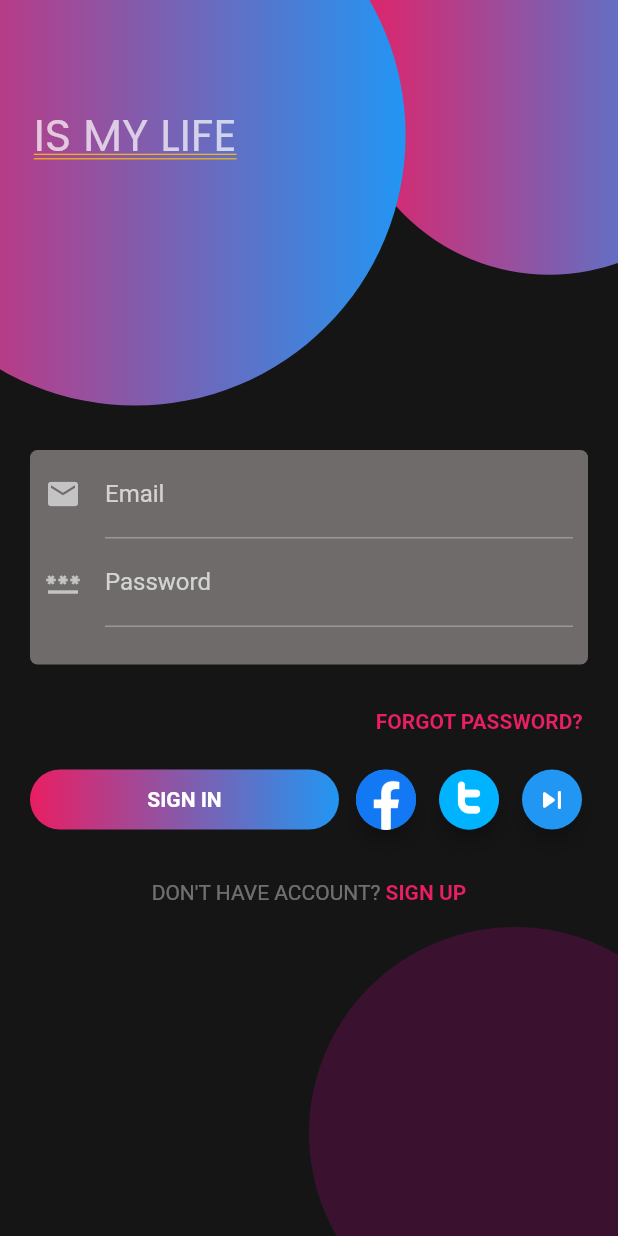
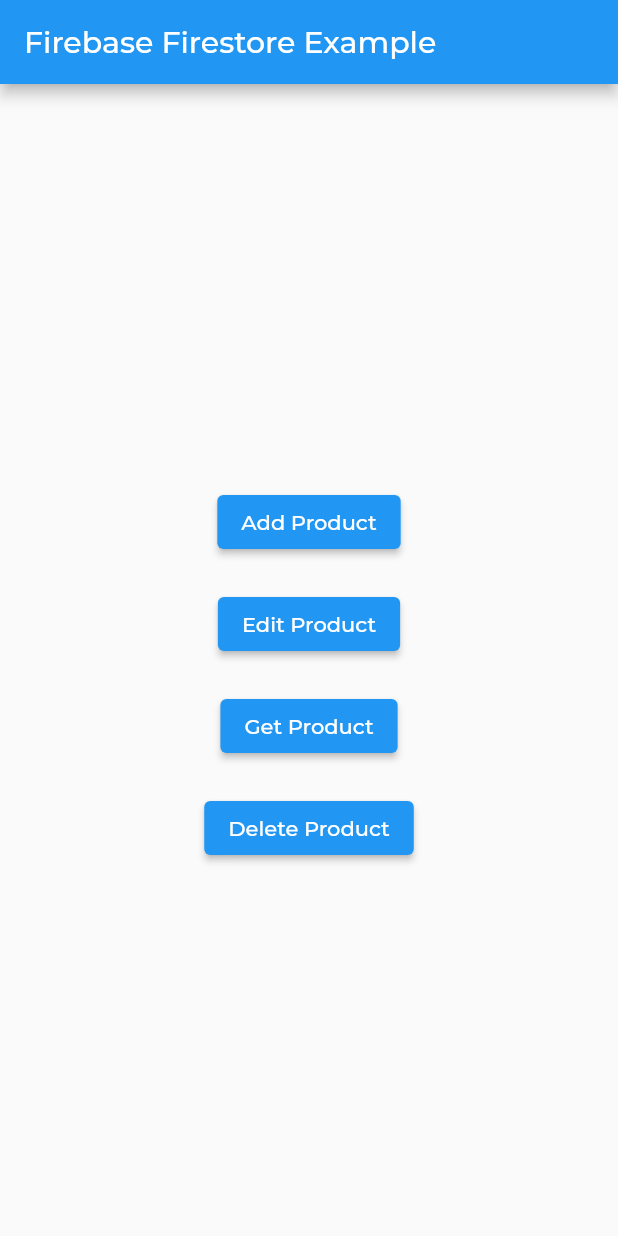
Before and after one commit to andika-andriana/flutter-fundamental, a Flutter app: the screen it shows after launch, on a phone screen of 412 x 824 dp. Run offline on Flutter 3.47's test engine with Material 2 defaults, Android fonts, the phone set to English and light mode, and no system bars; our stand-ins replace audioplayers, bloc, cloud_firestore, equatable, firebase_auth, firebase_core and 12 more; missing offline and left inert: division, qrscan; accounts and stored records are empty; generated files the repository leaves out were written again.

Commit message:
+ CRUD Firestore

```diff
--- a/lib/main.dart
+++ b/lib/main.dart
@@ -1,10 +1,9 @@
-import 'package:firebase_auth/firebase_auth.dart';
+import 'dart:async';
+
 import 'package:flutter/material.dart';
-import 'package:flutter_application_1/pages/login_page.dart';
-import 'package:flutter_application_1/pages/main_page.dart';
-import 'package:flutter_application_1/services/firebase_auth_services.dart';
-import 'package:provider/provider.dart';
 import 'package:firebase_core/firebase_core.dart';
+import 'package:flutter_application_1/services/firebase_firestore_services.dart';
+import 'package:google_fonts/google_fonts.dart';
 
 void main() async {
   WidgetsFlutterBinding.ensureInitialized();
@@ -17,31 +16,146 @@ class MyApp extends StatelessWidget {
 
   @override
   Widget build(BuildContext context) {
-    return const FirebaseAuthAnonymousExample();
+    return MaterialApp(
+      theme: ThemeData(textTheme: GoogleFonts.montserratTextTheme()),
+      home: const FirebaseFirestoreExample(),
+    );
   }
 }
 
-class FirebaseAuthAnonymousExample extends StatelessWidget {
-  const FirebaseAuthAnonymousExample({super.key});
+class FirebaseFirestoreExample extends StatefulWidget {
+  const FirebaseFirestoreExample({super.key});
+
+  @override
+  State<FirebaseFirestoreExample> createState() =>
+      _FirebaseFirestoreExampleState();
+}
+
+class _FirebaseFirestoreExampleState extends State<FirebaseFirestoreExample> {
+  bool isLoading = false;
+  int selectedIndex = 0;
+  String product = "";
 
   @override
   Widget build(BuildContext context) {
-    return StreamProvider.value(
-      value: FirebaseAuthServices.firabaseUserStream,
-      initialData: null,
-      child: const MaterialApp(
-        home: FirebaseAuthAnonymousWrapper(),
+    return Scaffold(
+      appBar: AppBar(
+        title: const Text("Firebase Firestore Example"),
+      ),
+      body: Center(
+        child: Column(
+          mainAxisAlignment: MainAxisAlignment.center,
+          children: [
+            product != ""
+                ? Column(
+                    children: [
+                      const Text("Product : "),
+                      Text(product),
+                    ],
+                  )
+                : Container(),
+            const SizedBox(height: 20),
+            ElevatedButton(
+              onPressed: () async {
+                setState(() {
+                  isLoading = true;
+                  selectedIndex = 0;
+                });
+                FirebaseFirestoreService.createOrEditProduct(
+                  "1",
+                  "T-shirt",
+                  20000,
+                ).whenComplete(() {
+                  Timer(const Duration(milliseconds: 2000), () {
+                    setState(() {
+                      isLoading = false;
+                    });
+                  });
+                });
+              },
+              child: Text(
+                isLoading == true && selectedIndex == 0
+                    ? "Loading..."
+                    : "Add Product",
+              ),
+            ),
+            const SizedBox(height: 20),
+            ElevatedButton(
+              onPressed: () {
+                setState(() {
+                  isLoading = true;
+                  selectedIndex = 1;
+                });
+                FirebaseFirestoreService.createOrEditProduct(
+                  "1",
+                  "T-Shirt",
+                  12500,
+                ).whenComplete(() {
+                  Timer(const Duration(milliseconds: 2000), () {
+                    setState(() {
+                      isLoading = false;
+                    });
+                  });
+                });
+              },
+              child: Text(
+                isLoading == true && selectedIndex == 1
+                    ? "Loading..."
+                    : "Edit Product",
+              ),
+            ),
+            const SizedBox(height: 20),
+            ElevatedButton(
+              onPressed: () {
+                setState(() {
+                  isLoading = true;
+                  selectedIndex = 2;
+                });
+                FirebaseFirestoreService.getProductById("1")
+                    .then(
+                  (snapshot) => setState(() {
+                    product = snapshot.data().toString();
+                  }),
+                )
+                    .whenComplete(() {
+                  Timer(const Duration(milliseconds: 2000), () {
+                    setState(() {
+                      isLoading = false;
+                    });
+                  });
+                });
+              },
+              child: Text(
+                isLoading == true && selectedIndex == 2
+                    ? "Loading..."
+                    : "Get Product",
+              ),
+            ),
+            const SizedBox(height: 20),
+            ElevatedButton(
+              onPressed: () {
+                setState(() {
+                  isLoading = true;
+                  selectedIndex = 3;
+                });
+                FirebaseFirestoreService.deleteProducById("1").whenComplete(() {
+                  Timer(const Duration(milliseconds: 2000), () {
+                    setState(() {
+                      isLoading = false;
+                      product = "";
+                    });
+                  });
+                });
+              },
+              child: Text(
+                isLoading == true && selectedIndex == 3
+                    ? "Loading..."
+                    : "Delete Product",
+              ),
+            ),
+          ],
+        ),
       ),
     );
   }
 }
-
-class FirebaseAuthAnonymousWrapper extends StatelessWidget {
-  const FirebaseAuthAnonymousWrapper({super.key});
-
-  @override
-  Widget build(BuildContext context) {
-    User? user = Provider.of<User?>(context);
-    return (user == null) ? LoginPage() : const MainPage();
-  }
-}
--- /dev/null
+++ b/lib/services/firebase_firestore_services.dart
@@ -0,0 +1,36 @@
+import 'package:cloud_firestore/cloud_firestore.dart';
+import 'package:flutter_application_1/utils/flutter_toast.dart';
+
+class FirebaseFirestoreService {
+  static CollectionReference products =
+      FirebaseFirestore.instance.collection('products');
+
+  static Future<void> createOrEditProduct(
+    String id,
+    String name,
+    int price,
+  ) async {
+    products
+        .doc('1')
+        .set({
+          "id": id,
+          "name": name,
+          "price": price,
+        }, SetOptions(merge: true))
+        .then(
+          (value) => FlutterToast.showToast("Product Updated"),
+        )
+        .catchError(
+          (onError) =>
+              FlutterToast.showToast("Failed Updated Product: $onError"),
+        );
+  }
+
+  static Future<DocumentSnapshot<Object?>> getProductById(String id) async {
+    return await products.doc(id).get();
+  }
+
+  static Future<void> deleteProducById(String id) async {
+    return await products.doc(id).delete();
+  }
+}
--- a/pubspec.yaml
+++ b/pubspec.yaml
@@ -31,6 +31,7 @@ environment:
 dependencies:
   audioplayers: ^3.0.1
   bloc: ^8.1.1
+  cloud_firestore: ^4.5.0
   cupertino_icons: ^1.0.2
   division: ^0.9.0
   equatable: ^2.0.5
```
Also changed, not shown: lib/examples.dart (+28 -0 lines), pubspec.lock, 3 other files.
